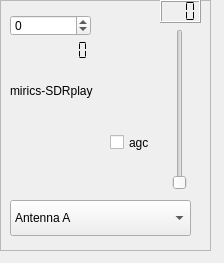
This is devices/sdrplay-handler/sdrplay-widget.ui in JvanKatwijk/swradio-8 as Qt 5 draws it before an edit. The edited form follows.
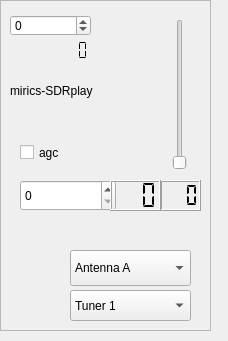
This is the edited form.

Commit message: mods to sdrplay handler

```diff
--- a/devices/sdrplay-handler/sdrplay-widget.ui
+++ b/devices/sdrplay-handler/sdrplay-widget.ui
@@ -6,8 +6,8 @@
    <rect>
     <x>0</x>
     <y>0</y>
-    <width>224</width>
-    <height>263</height>
+    <width>228</width>
+    <height>341</height>
    </rect>
   </property>
   <property name="windowTitle">
@@ -19,7 +19,7 @@
      <x>0</x>
      <y>0</y>
      <width>211</width>
-     <height>251</height>
+     <height>331</height>
     </rect>
    </property>
    <property name="frameShape">
@@ -74,11 +74,20 @@
     <property name="geometry">
      <rect>
       <x>170</x>
-      <y>29</y>
+      <y>19</y>
       <width>20</width>
-      <height>161</height>
+      <height>151</height>
      </rect>
     </property>
+    <property name="toolTip">
+     <string>&lt;html&gt;&lt;head/&gt;&lt;body&gt;&lt;p&gt;gain slider, its value is used as measure for the gain reduction of the baseband signal.&lt;/p&gt;&lt;/body&gt;&lt;/html&gt;</string>
+    </property>
+    <property name="minimum">
+     <number>20</number>
+    </property>
+    <property name="maximum">
+     <number>57</number>
+    </property>
     <property name="orientation">
      <enum>Qt::Vertical</enum>
     </property>
@@ -87,9 +96,9 @@
     <property name="geometry">
      <rect>
       <x>160</x>
-      <y>0</y>
+      <y>180</y>
       <width>41</width>
-      <height>23</height>
+      <height>31</height>
      </rect>
     </property>
     <property name="digitCount">
@@ -102,8 +111,8 @@
    <widget class="QCheckBox" name="agcControl">
     <property name="geometry">
      <rect>
-      <x>110</x>
-      <y>130</y>
+      <x>20</x>
+      <y>140</y>
       <width>51</width>
       <height>25</height>
      </rect>
@@ -131,8 +140,8 @@
    <widget class="QLabel" name="serialNumber">
     <property name="geometry">
      <rect>
-      <x>10</x>
-      <y>170</y>
+      <x>20</x>
+      <y>220</y>
       <width>141</width>
       <height>20</height>
      </rect>
@@ -144,9 +153,9 @@
    <widget class="QComboBox" name="antennaSelector">
     <property name="geometry">
      <rect>
-      <x>10</x>
-      <y>200</y>
-      <width>181</width>
+      <x>70</x>
+      <y>250</y>
+      <width>121</width>
       <height>36</height>
      </rect>
     </property>
@@ -161,6 +170,61 @@
      </property>
     </item>
    </widget>
+   <widget class="QSpinBox" name="lnaGainSetting">
+    <property name="geometry">
+     <rect>
+      <x>20</x>
+      <y>180</y>
+      <width>96</width>
+      <height>31</height>
+     </rect>
+    </property>
+    <property name="toolTip">
+     <string>&lt;html&gt;&lt;head/&gt;&lt;body&gt;&lt;p&gt;Setting the lna state, determining the gain reduction applied in the lna.&lt;/p&gt;&lt;/body&gt;&lt;/html&gt;</string>
+    </property>
+   </widget>
+   <widget class="QLCDNumber" name="lnaGRdBDisplay">
+    <property name="geometry">
+     <rect>
+      <x>110</x>
+      <y>180</y>
+      <width>51</width>
+      <height>31</height>
+     </rect>
+    </property>
+    <property name="toolTip">
+     <string>&lt;html&gt;&lt;head/&gt;&lt;body&gt;&lt;p&gt;The display shows the gain reduction in the lna of the device.&lt;/p&gt;&lt;/body&gt;&lt;/html&gt;</string>
+    </property>
+    <property name="digitCount">
+     <number>3</number>
+    </property>
+    <property name="segmentStyle">
+     <enum>QLCDNumber::Flat</enum>
+    </property>
+   </widget>
+   <widget class="QComboBox" name="tunerSelector">
+    <property name="geometry">
+     <rect>
+      <x>70</x>
+      <y>290</y>
+      <width>121</width>
+      <height>31</height>
+     </rect>
+    </property>
+    <property name="toolTip">
+     <string>&lt;html&gt;&lt;head/&gt;&lt;body&gt;&lt;p&gt;If the device is an rspduo, select the tuner with this combobox&lt;/p&gt;&lt;/body&gt;&lt;/html&gt;</string>
+    </property>
+    <item>
+     <property name="text">
+      <string>Tuner 1</string>
+     </property>
+    </item>
+    <item>
+     <property name="text">
+      <string>Tuner 2</string>
+     </property>
+    </item>
+   </widget>
   </widget>
  </widget>
  <resources/>
```
Left out of the diff: 15 changed lines with no effect on the pictures. The commit also changes 4 other files.
